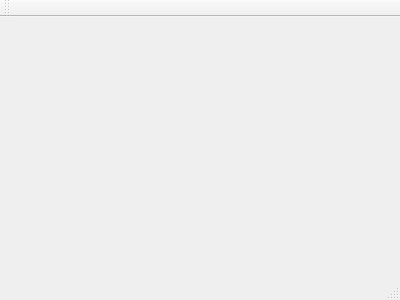
First picture: the form in mainwindow.ui, repository ilou89/Multiexposure_Image_Fusion, before the edit.
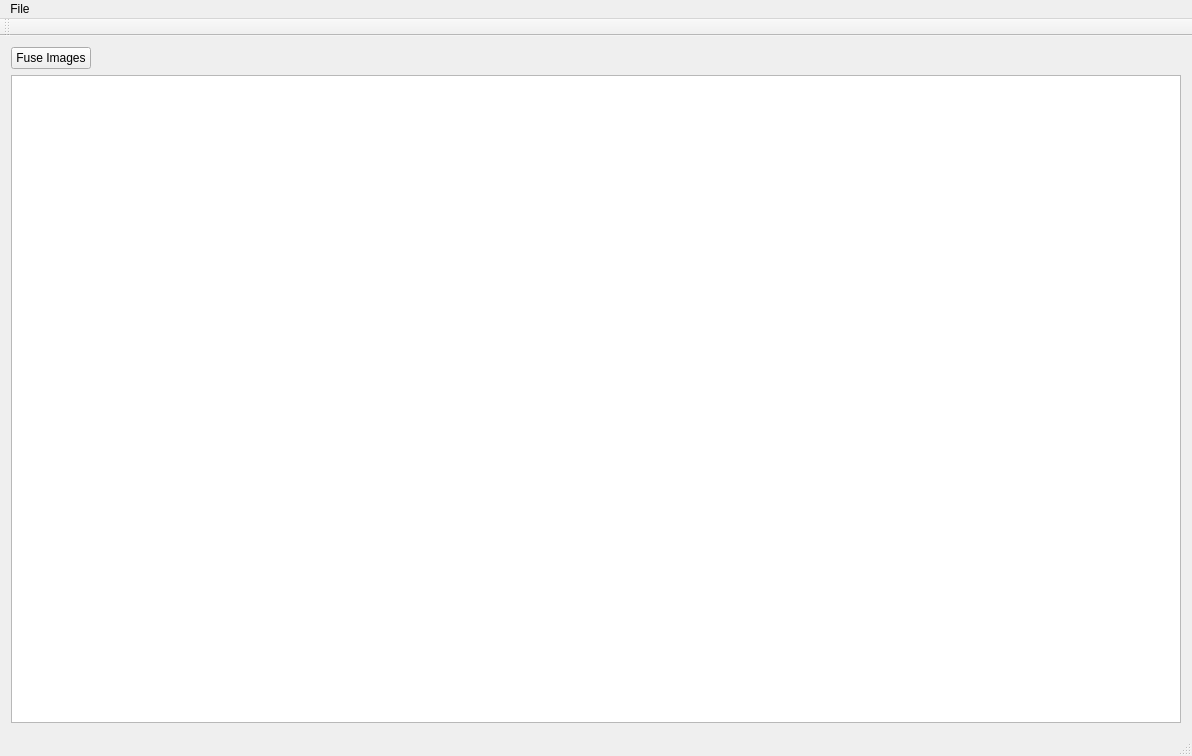
Second picture: the form after the edit.

Diff of the .ui file:
```diff
--- a/mainwindow.ui
+++ b/mainwindow.ui
@@ -1,24 +1,127 @@
 <ui version="4.0">
  <class>MainWindow</class>
- <widget class="QMainWindow" name="MainWindow" >
-  <property name="geometry" >
+ <widget class="QMainWindow" name="MainWindow">
+  <property name="geometry">
    <rect>
     <x>0</x>
     <y>0</y>
-    <width>400</width>
-    <height>300</height>
+    <width>1192</width>
+    <height>756</height>
    </rect>
   </property>
   <property name="windowTitle" >
    <string>MainWindow</string>
   </property>
-  <widget class="QMenuBar" name="menuBar" />
-  <widget class="QToolBar" name="mainToolBar" />
-  <widget class="QWidget" name="centralWidget" />
-  <widget class="QStatusBar" name="statusBar" />
+  <widget class="QWidget" name="centralWidget">
+   <layout class="QVBoxLayout" name="verticalLayout_2">
+    <item>
+     <layout class="QVBoxLayout" name="verticalLayout">
+      <item>
+       <layout class="QHBoxLayout" name="horizontalLayout">
+        <item>
+         <widget class="QPushButton" name="pushButton">
+          <property name="text">
+           <string>Fuse Images</string>
+          </property>
+         </widget>
+        </item>
+        <item>
+         <spacer name="horizontalSpacer">
+          <property name="orientation">
+           <enum>Qt::Horizontal</enum>
+          </property>
+          <property name="sizeHint" stdset="0">
+           <size>
+            <width>40</width>
+            <height>20</height>
+           </size>
+          </property>
+         </spacer>
+        </item>
+       </layout>
+      </item>
+      <item>
+       <layout class="QHBoxLayout" name="horizontalLayout_2">
+        <item>
+         <layout class="QVBoxLayout" name="verticalLayout_3">
+          <item>
+           <spacer name="verticalSpacer">
+            <property name="orientation">
+             <enum>Qt::Vertical</enum>
+            </property>
+            <property name="sizeHint" stdset="0">
+             <size>
+              <width>0</width>
+              <height>40</height>
+             </size>
+            </property>
+           </spacer>
+          </item>
+         </layout>
+        </item>
+        <item>
+         <layout class="QVBoxLayout" name="verticalLayout_5">
+          <item>
+           <spacer name="verticalSpacer_2">
+            <property name="orientation">
+             <enum>Qt::Vertical</enum>
+            </property>
+            <property name="sizeHint" stdset="0">
+             <size>
+              <width>0</width>
+              <height>40</height>
+             </size>
+            </property>
+           </spacer>
+          </item>
+         </layout>
+        </item>
+        <item>
+         <layout class="QVBoxLayout" name="verticalLayout_4">
+          <item>
+           <widget class="QGraphicsView" name="graphicsView"/>
+          </item>
+         </layout>
+        </item>
+       </layout>
+      </item>
+     </layout>
+    </item>
+   </layout>
+  </widget>
+  <widget class="QMenuBar" name="menuBar">
+   <property name="geometry">
+    <rect>
+     <x>0</x>
+     <y>0</y>
+     <width>1192</width>
+     <height>21</height>
+    </rect>
+   </property>
+   <widget class="QMenu" name="menuFile">
+    <property name="title">
+     <string>File</string>
+    </property>
+    <addaction name="actionOpen_Images"/>
+   </widget>
+   <addaction name="menuFile"/>
+  </widget>
+  <widget class="QToolBar" name="mainToolBar">
+   <attribute name="toolBarArea">
+    <enum>TopToolBarArea</enum>
+   </attribute>
+   <attribute name="toolBarBreak">
+    <bool>false</bool>
+   </attribute>
+  </widget>
+  <widget class="QStatusBar" name="statusBar"/>
+  <action name="actionOpen_Images">
+   <property name="text">
+    <string>Open Images</string>
+   </property>
+  </action>
  </widget>
- <layoutDefault spacing="6" margin="11" />
- <pixmapfunction></pixmapfunction>
+ <layoutdefault spacing="6" margin="11"/>
  <resources/>
  <connections/>
 </ui>
```
Left out of the diff: 3 changed lines with no effect on the pictures.
